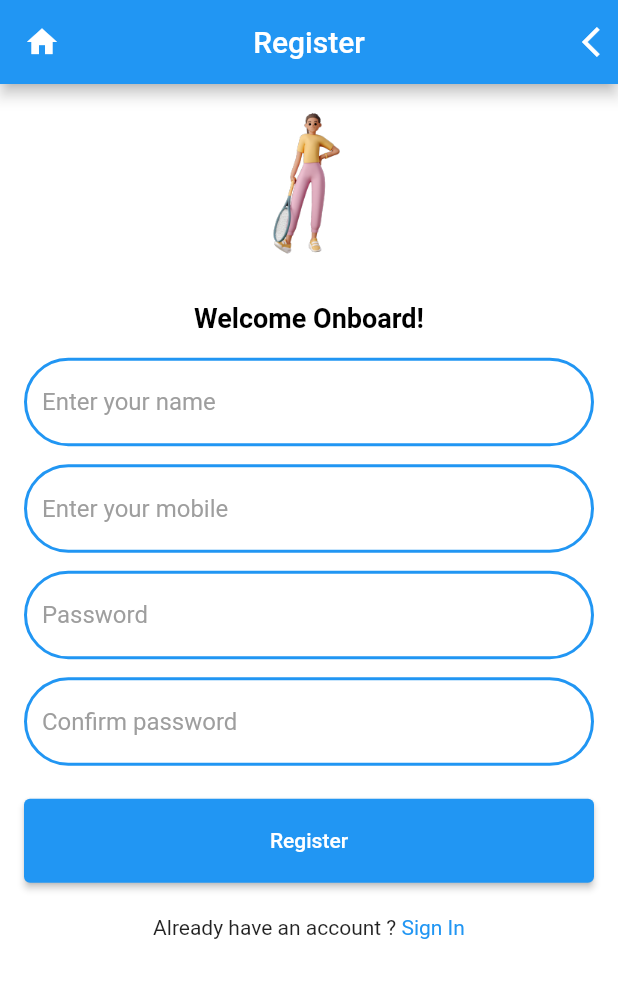
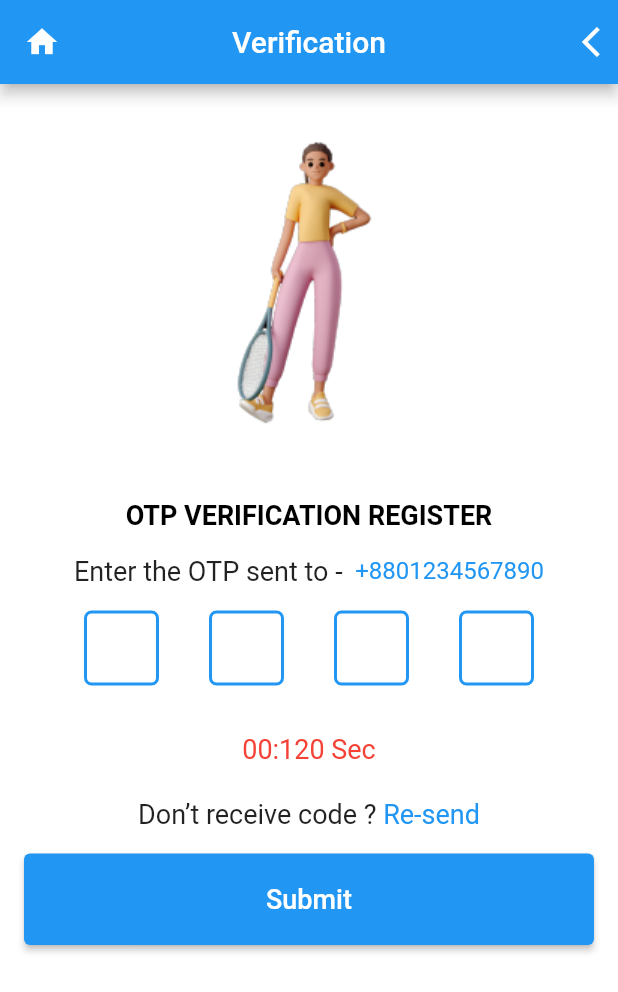
Before and after one commit to kafi015/feedapp, a Flutter app: the screen it shows after launch, on a phone screen of 412 x 824 dp. Shown: the top 992 px of the screen. Run offline on Flutter 3.47's test engine with Material 2 defaults, Android fonts, the phone set to English and light mode, and no system bars; drawn by our look-alikes of pin_code_fields.

Commit message:
Verification ui done

```diff
--- a/lib/main.dart
+++ b/lib/main.dart
@@ -1,4 +1,5 @@
 import 'package:feedapp/ui/screens/register_screen.dart';
+import 'package:feedapp/ui/screens/varification_screen.dart';
 import 'package:flutter/material.dart';
 
 void main()
@@ -12,7 +13,7 @@ class MyApp extends StatelessWidget {
   Widget build(BuildContext context) {
     return MaterialApp(
       debugShowCheckedModeBanner: false,
-      home: RegistrationScreen(),
+      home: VarificationScreen(),
     );
   }
 }
--- /dev/null
+++ b/lib/ui/screens/varification_screen.dart
@@ -0,0 +1,143 @@
+import 'package:feedapp/ui/widgets/app_elevatedbutton.dart';
+import 'package:flutter/material.dart';
+import 'package:pin_code_fields/pin_code_fields.dart';
+
+class VarificationScreen extends StatefulWidget {
+  const VarificationScreen({Key? key}) : super(key: key);
+
+  @override
+  State<VarificationScreen> createState() => _VarificationScreenState();
+}
+
+class _VarificationScreenState extends State<VarificationScreen> {
+  @override
+  Widget build(BuildContext context) {
+    return Scaffold(
+      backgroundColor: Colors.white,
+      appBar: AppBar(
+        leading: const Icon(Icons.home),
+        title: const Text("Verification"),
+        centerTitle: true,
+        actions: const [
+          Icon(Icons.arrow_back_ios),
+        ],
+      ),
+      body: Padding(
+        padding: const EdgeInsets.symmetric(horizontal: 16),
+        child: Column(
+          crossAxisAlignment: CrossAxisAlignment.center,
+          children: [
+            Image.asset(
+              "assets/register.PNG",
+              scale: 1,
+            ),
+            const SizedBox(
+              height: 22,
+            ),
+            const Text(
+              "OTP VERIFICATION REGISTER",
+              style: TextStyle(
+                  fontSize: 18,
+                  color: Colors.black,
+                  fontWeight: FontWeight.w600),
+            ),
+            const SizedBox(
+              height: 16,
+            ),
+            Row(
+              mainAxisAlignment: MainAxisAlignment.center,
+              children: [
+                const Text("Enter the OTP sent to - ",style: TextStyle(fontSize: 18),),
+                const Text(
+                  " +8801234567890",
+                  style: TextStyle(color: Colors.blue,fontSize: 16),
+                ),
+              ],
+            ),
+            const SizedBox(
+              height: 16,
+            ),
+
+            Padding(
+              padding: const EdgeInsets.symmetric(horizontal: 40.0),
+              child: PinCodeTextField(
+                cursorColor: Colors.blue,
+                length: 4,
+                obscureText: false,
+                animationType: AnimationType.fade,
+                pinTheme: PinTheme(
+                  shape: PinCodeFieldShape.box,
+                  borderRadius: BorderRadius.circular(5),
+                  fieldHeight: 50,
+                  fieldWidth: 50,
+                  activeColor: Colors.blue,
+                  activeFillColor: Colors.white,
+                  selectedFillColor: Colors.white,
+                  selectedColor: Colors.blue,
+                  inactiveColor: Colors.blue,
+                  inactiveFillColor: Colors.white,
+                ),
+                animationDuration: Duration(milliseconds: 300),
+                backgroundColor: Colors.white,
+                enableActiveFill: true,
+                onCompleted: (v) {
+                  print("Completed");
+                },
+                onChanged: (value) {
+                  print(value);
+                  setState(() {
+
+                  });
+                },
+                beforeTextPaste: (text) {
+                  print("Allowing to paste $text");
+                  //if you return true then it will show the paste confirmation dialog. Otherwise if false, then nothing will happen.
+                  //but you can show anything you want here, like your pop up saying wrong paste format or etc
+                  return true;
+                }, appContext: context,
+              ),
+            ),
+
+            const SizedBox(
+              height: 16,
+            ),
+            const Text(
+              "00:120 Sec",
+              style: TextStyle(
+                  fontSize: 18,
+                  color: Colors.red,
+                  ),
+            ),
+            const SizedBox(
+              height: 22,
+            ),
+            Row(
+              mainAxisAlignment: MainAxisAlignment.center,
+              children: [
+                const Text("Don’t receive code ? ",style: TextStyle(fontSize: 18),),
+                InkWell(
+                    onTap: () {},
+                    child: const Text(
+                      "Re-send",
+                      style: TextStyle(color: Colors.blue,fontSize: 18),
+                    )),
+              ],
+            ),
+            const SizedBox(
+              height: 16,
+            ),
+
+
+            AppElevatedButton(
+              text: "Submit",
+              textColor: Colors.white,
+              buttonColor: Colors.blue,
+              onTap: () {},
+            ),
+
+          ],
+        ),
+      ),
+    );
+  }
+}
--- a/lib/ui/widgets/app_elevatedbutton.dart
+++ b/lib/ui/widgets/app_elevatedbutton.dart
@@ -20,7 +20,7 @@ class AppElevatedButton extends StatelessWidget {
         style: ElevatedButton.styleFrom(
             backgroundColor: buttonColor,
             padding: const EdgeInsets.only(bottom: 20,top: 20)),
-        child: Text(text,style: TextStyle(color: textColor),),
+        child: Text(text,style: TextStyle(color: textColor,fontSize: 18),),
       ),
     );
   }
--- a/pubspec.yaml
+++ b/pubspec.yaml
@@ -36,6 +36,7 @@ dependencies:
   # The following adds the Cupertino Icons font to your application.
   # Use with the CupertinoIcons class for iOS style icons.
   cupertino_icons: ^1.0.2
+  pin_code_fields: ^7.4.0
 
 dev_dependencies:
   flutter_test:
```
Also changed, not shown: pubspec.lock.
